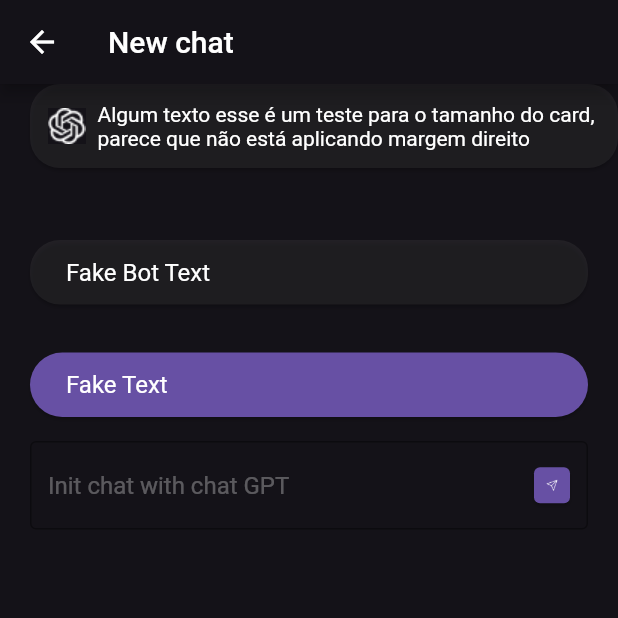
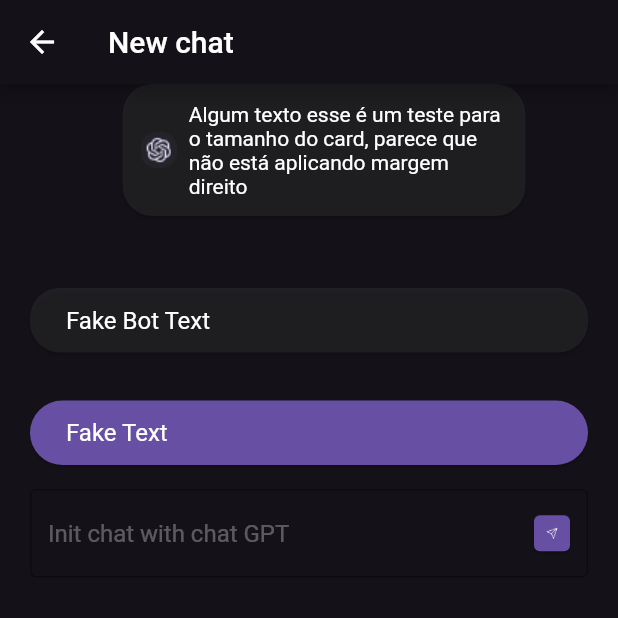
Before and after one commit to spolaorthays/gpt-flutter, a Flutter app: the ChatWidget screen opened by its route, on a phone screen of 412 x 824 dp, the top half of it. Run offline on Flutter 3.47's test engine with Material 2 defaults, Android fonts, the phone set to English and light mode, and no system bars; our stand-ins replace dio, equatable, get_it, go_router, injectable, pretty_dio_logger.

Commit message:
novos ajustes

```diff
--- a/gpt_flutter/lib/commons/components/widgets/card_image_text_widget.dart
+++ b/gpt_flutter/lib/commons/components/widgets/card_image_text_widget.dart
@@ -34,9 +34,8 @@ class CardImageTextWidget extends StatelessWidget {
           child: Row(
             mainAxisAlignment:
                 MainAxisAlignment.start, //? MainAxisAlignment.end,
-            crossAxisAlignment: CrossAxisAlignment.center,
             children: [
-              Image.asset('assets/images/open_ai_logo.png'),
+              Image.asset('assets/images/open_ai_logo2.png'),
               Container(
                 width: 8,
               ),
--- a/gpt_flutter/lib/features/chat/presentation/chat_page.dart
+++ b/gpt_flutter/lib/features/chat/presentation/chat_page.dart
@@ -25,32 +25,13 @@ class ChatWidget extends StatelessWidget {
       ),
       body: Column(
         children: [
-          /*Expanded(
-            child: SizedBox(
-              //width: double.infinity,
-              //height: double.infinity,
-              child: Row(
-                children: [
-                  FractionallySizedBox(
-                    widthFactor: 0.7,
-                    child: Container(
-                      color: Colors.amber,
-                    ),
-                  ),
-                  FractionallySizedBox(
-                    widthFactor: 0.4,
-                    child: Container(
-                      color: Colors.purple,
-                    ),
-                  ),
-                ],
-              ),
+          FractionallySizedBox(
+            widthFactor: 0.7, //MediaQuery.of(context).size.width * 0.95,
+            child: CardImageTextWidget(
+              marginModel:
+                  CardMarginModel(top: 0, left: 20, right: 0, bottom: 32),
+              cardRadius: 20,
             ),
-          ),*/
-          CardImageTextWidget(
-            marginModel:
-                CardMarginModel(top: 0, left: 20, right: 0, bottom: 32),
-            cardRadius: 20,
           ),
           const CardTextWidget(
             cardText: 'Fake Bot Text',
--- a/gpt_flutter/pubspec.yaml
+++ b/gpt_flutter/pubspec.yaml
@@ -32,6 +32,7 @@ flutter:
   uses-material-design: true
   assets:
     - assets/images/open_ai_logo.png
+    - assets/images/open_ai_logo2.png
     - assets/images/icon_sun.png
     - assets/images/icon_ray.png
     - assets/images/icon_attention.png
```
Also changed, not shown: gpt_flutter/assets/images/open_ai_logo2.png (added).
